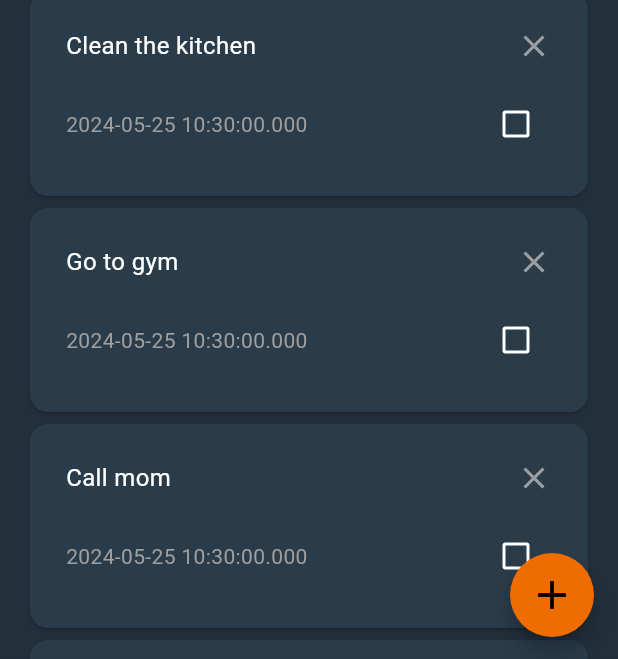
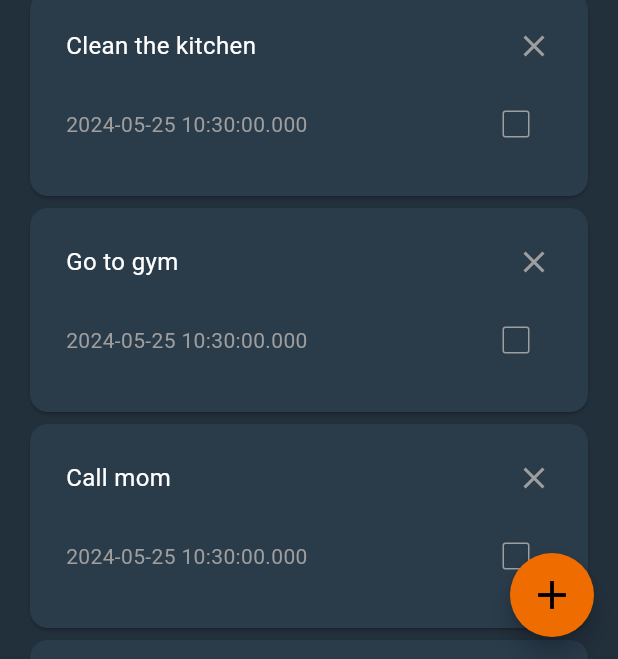
Before and after one commit to Dustindyn/to_do_app, a Flutter app: the screen it shows after launch, on a phone screen of 412 x 824 dp. Shown: the part 488-1147 px from the top of the screen. Run offline on Flutter 3.47's test engine with Material 3 defaults, Android fonts, the phone set to English and light mode, and no system bars; drawn by our look-alikes of fl_chart, percent_indicator; our stand-ins replace flutter_bloc, freezed_annotation, go_router; missing offline and left inert: animated_line_through; generated files the repository leaves out were written again.

Commit message:
update task box checkbox border color and width

```diff
--- a/lib/src/core/tasks/widgets/task_box.dart
+++ b/lib/src/core/tasks/widgets/task_box.dart
@@ -71,6 +71,10 @@ class _TaskBoxState extends State<TaskBox> {
                   style: const TextStyle(fontSize: 14, color: Colors.grey),
                 ),
                 Checkbox(
+                  side: WidgetStateBorderSide.resolveWith(
+                    (states) =>
+                        const BorderSide(width: 1.0, color: Colors.grey),
+                  ),
                   value: isChecked,
                   onChanged: (_) {
                     setState(() {
```
Also changed, not shown: 2 other files.
